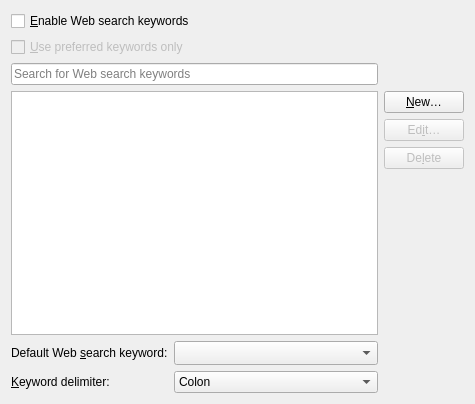
Qt form kcms/webshortcuts/ikwsopts_ui.ui (KDE/kio-extras) before a commit.
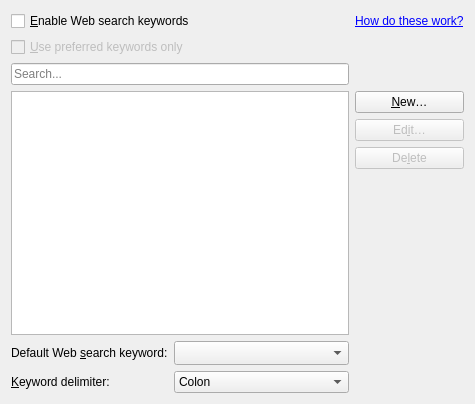
The same form after that commit.

Commit message:
Web Search Keywords: Update tool tips and reduce duplication
Add a "How does this work?" link for the general help instead
of the undiscoverable "What's This?".  Reword some messages to
reduce duplication and remove references to "KDE".  Make the "None"
for the default search engine more obvious.

```diff
--- a/kcms/webshortcuts/ikwsopts_ui.ui
+++ b/kcms/webshortcuts/ikwsopts_ui.ui
@@ -21,6 +21,28 @@
      </property>
     </widget>
    </item>
+   <item row="0" column="1">
+     <widget class="QLabel" name="lbQuickHelp">
+       <property name="enabled">
+         <bool>true</bool>
+       </property>
+       <property name="sizePolicy">
+         <sizepolicy hsizetype="Fixed" vsizetype="Preferred">
+           <horstretch>0</horstretch>
+           <verstretch>0</verstretch>
+         </sizepolicy>
+       </property>
+       <property name="text">
+         <string>&lt;a href="whatsthis"&gt;How do these work?&lt;/a&gt;</string>
+       </property>
+       <property name="wordWrap">
+         <bool>false</bool>
+       </property>
+       <property name="textInteractionFlags">
+	 <enum>Qt::LinksAccessibleByMouse|Qt::LinksAccessibleByKeyboard</enum>
+       </property>
+     </widget>
+   </item>
    <item row="1" column="0">
     <widget class="QCheckBox" name="cbUseSelectedShortcutsOnly">
      <property name="enabled">
@@ -34,7 +56,7 @@
    <item row="2" column="0">
     <widget class="QLineEdit" name="searchLineEdit">
      <property name="placeholderText">
-      <string>Search for Web search keywords</string>
+      <string>Search...</string>
      </property>
      <property name="showClearButton" stdset="0">
       <bool>true</bool>
```
Left out of the diff: 19 changed lines with no effect on the pictures. The commit also changes 1 other file.
